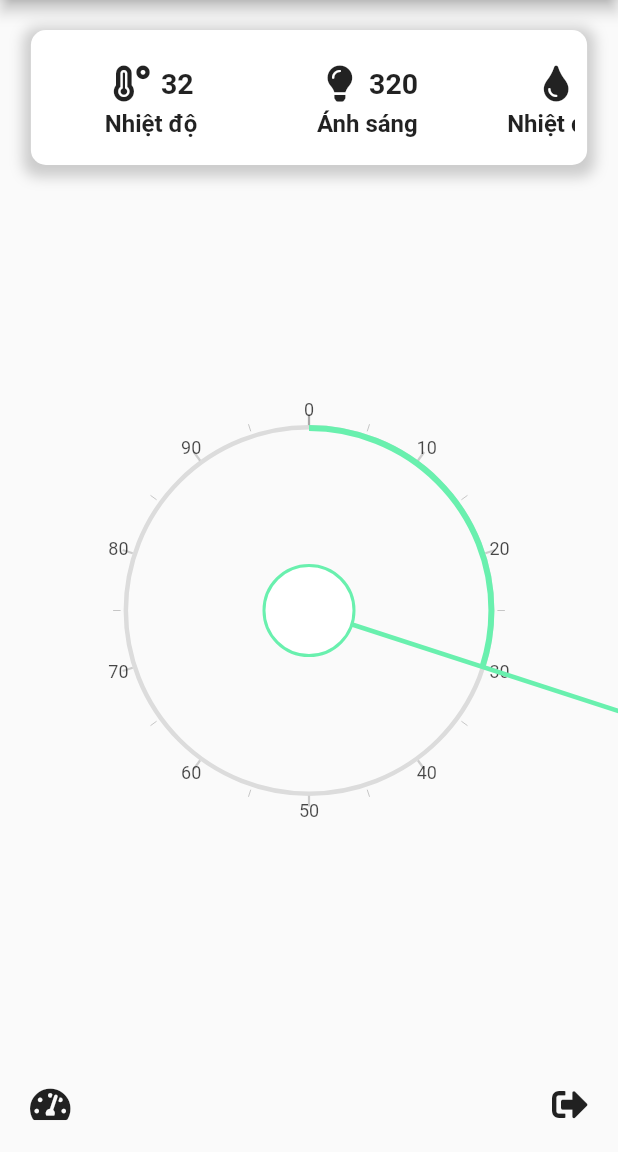
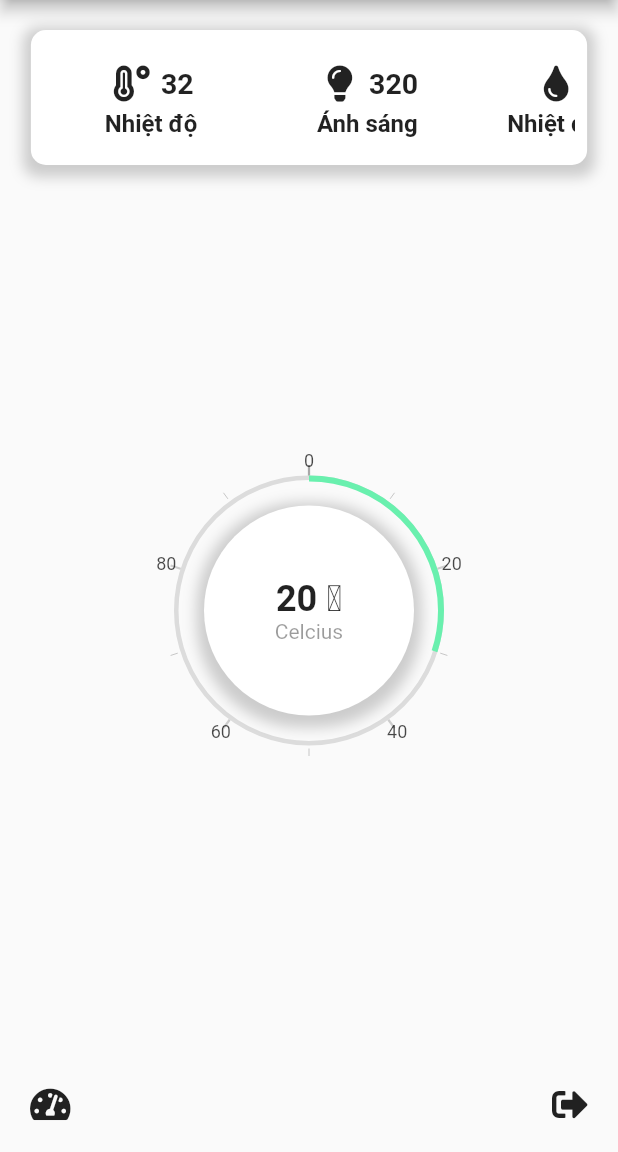
Before and after one commit to dieptv1999/iot, a Flutter app: the HomeScreen screen opened by its route, on a phone screen of 412 x 824 dp, the part 84-1236 px from its top. Run offline on Flutter 3.47's test engine with Material 2 defaults, Android fonts, the phone set to English and light mode, and no system bars; drawn by our look-alikes of syncfusion_flutter_gauges; our stand-ins replace dio, flutter_screenutil, font_awesome_flutter, rxdart, shared_preferences, socket_io_client; missing offline and left inert: encrypt, grpc, pointycastle; accounts and stored records are empty; network calls fail; project files that could hold a hidden picture were left out.

Commit message:
add show temp

```diff
--- a/lib/login.dart
+++ b/lib/login.dart
@@ -8,7 +8,7 @@ import 'package:flutter_screenutil/flutter_screenutil.dart';
 import 'package:http/http.dart' as http;
 
 import 'services/auth.dart';
-import 'widgets/home.dart';
+import 'home.dart';
 import 'widgets/login_cart.dart';
 import 'widgets/social_icons.dart';
 
--- a/lib/main.dart
+++ b/lib/main.dart
@@ -3,7 +3,7 @@ import 'package:flutter/services.dart';
 import 'package:grpc/grpc.dart';
 import 'package:iot/common/observable.dart';
 import 'login.dart';
-import 'widgets/home.dart';
+import 'home.dart';
 
 Future<void> main() async {
   runApp(RestartWidget(child: MyApp()));
--- a/lib/services/contants.dart
+++ b/lib/services/contants.dart
@@ -1,5 +1,5 @@
 
 class Contants{
-  static const IP_LIVE = 'http://192.168.43.56';
+  static const IP_LIVE = 'http://192.168.1.7';
   static const PORT = '5000';
 }
--- a/lib/widgets/page.dart
+++ b/lib/widgets/page.dart
@@ -21,8 +21,15 @@ class PagesState extends State<Pages> {
   Widget build(BuildContext context) {
     switch (widget.type) {
       case 1:
-        return Container(
-          child: SfRadialGauge(axes: <RadialAxis>[
+        return Stack(
+          alignment: Alignment.center,
+          overflow: Overflow.clip,
+          children: [
+            Container(
+              height: 300,
+              width: 300,
+              child: SfRadialGauge(
+                axes: <RadialAxis>[
                   RadialAxis(
                     minimum: 0,
                     maximum: 100,
@@ -49,19 +56,53 @@ class PagesState extends State<Pages> {
                         value: _volumeValue,
                         enableDragging: true,
                         onValueChanged: onVolumeChanged,
-                    needleColor: Colors.greenAccent,
+                        needleColor: Colors.transparent,
                         needleStartWidth: 1.5,
                         needleEndWidth: 1.5,
                         needleLength: 30,
-                    knobStyle: KnobStyle(
-                        color: Colors.white,
-                        borderColor: Colors.greenAccent,
-                        borderWidth: 2,
-                        knobRadius: 30,
-                        sizeUnit: GaugeSizeUnit.logicalPixel))
+                      )
                     ],
                   )
-          ]),
+                ],
+              ),
+            ),
+            Container(
+              height: 140,
+              width: 140,
+              decoration: BoxDecoration(
+                borderRadius: BorderRadius.all(Radius.circular(70)),
+                color: Colors.white,
+                boxShadow: [
+                  BoxShadow(
+                    color: Colors.grey.withOpacity(0.5),
+                    spreadRadius: 5,
+                    blurRadius: 7,
+                    offset: Offset(0, 3), // changes position of shadow
+                  ),
+                ],
+              ),
+              child: Center(
+                child: Column(
+                  crossAxisAlignment: CrossAxisAlignment.center,
+                  mainAxisAlignment: MainAxisAlignment.center,
+                  children: [
+                    Text(
+                      '20 \u2103',
+                      style:
+                          TextStyle(fontSize: 24, fontWeight: FontWeight.w600),
+                    ),
+                    Text(
+                      'Celcius',
+                      style: TextStyle(
+                        color: Color.fromARGB(100, 0, 0, 0),
+                        fontSize: 14,
+                      ),
+                    )
+                  ],
+                ),
+              ),
+            ),
+          ],
         );
       default:
         return Container();
--- a/pubspec.yaml
+++ b/pubspec.yaml
@@ -64,6 +64,7 @@ dependencies:
   socket_io_client: ^0.9.12
   pointycastle: ^2.0.0
   syncfusion_flutter_gauges: ^18.3.53
+  flutter_swiper: ^1.1.6
 
 dev_dependencies:
   flutter_test:
```
Also changed, not shown: lib/home.dart (renamed from lib/widgets/home.dart), pubspec.lock. Lines whose indentation alone changed are shown as unchanged.
